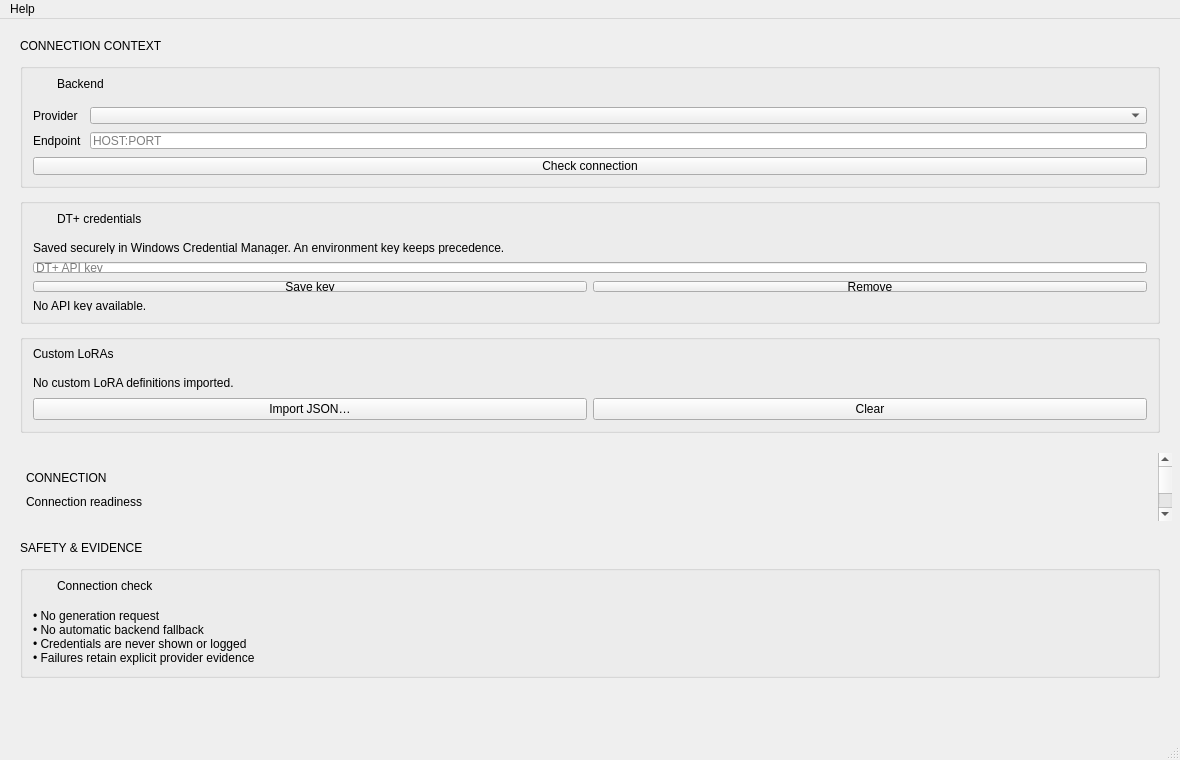
The window that src/dtflow/ui/forms/main_window.ui (djebaz/dtflow) describes before a commit, drawn with Qt 5.
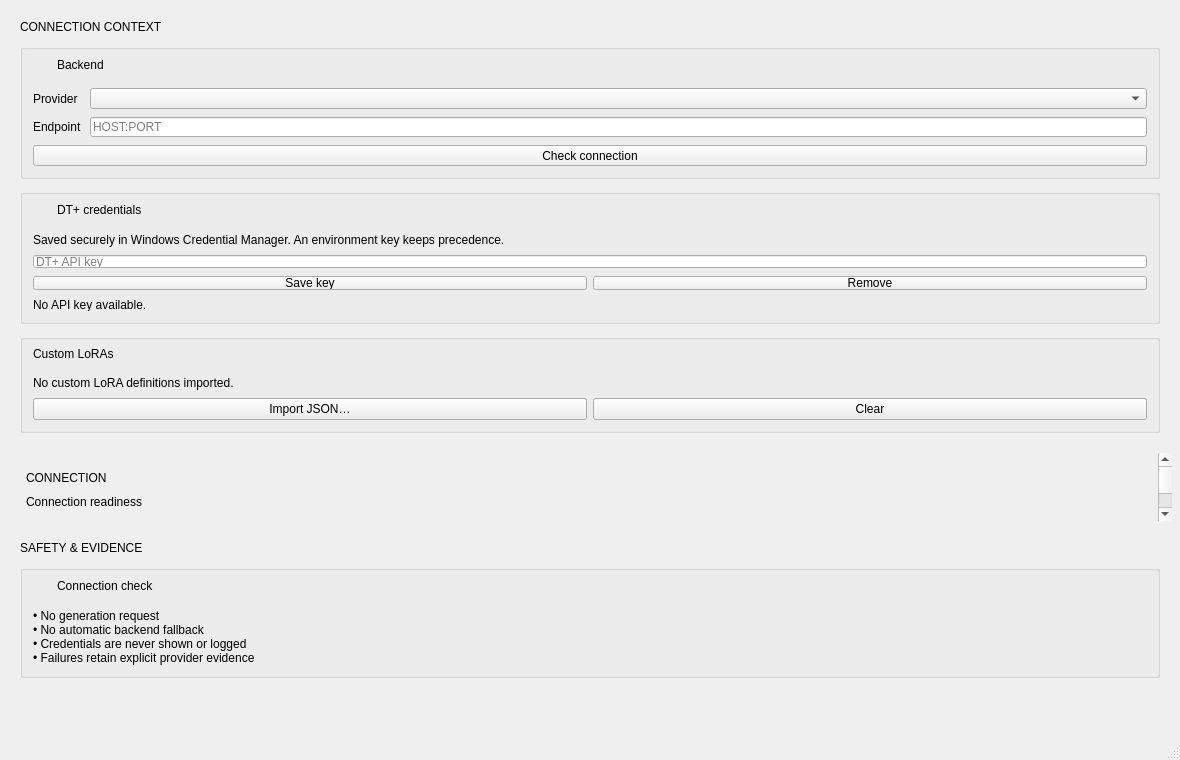
The same window after the commit.

```diff
--- a/src/dtflow/ui/forms/main_window.ui
+++ b/src/dtflow/ui/forms/main_window.ui
@@ -944,15 +944,6 @@
     </item>
    </layout>
   </widget>
-  <widget class="QMenuBar" name="menubar">
-   <widget class="QMenu" name="helpMenu">
-    <property name="title">
-     <string>Help</string>
-    </property>
-    <addaction name="aboutAction" />
-   </widget>
-   <addaction name="helpMenu" />
-  </widget>
   <widget class="QStatusBar" name="statusbar" />
   <action name="aboutAction">
    <property name="text">
```
